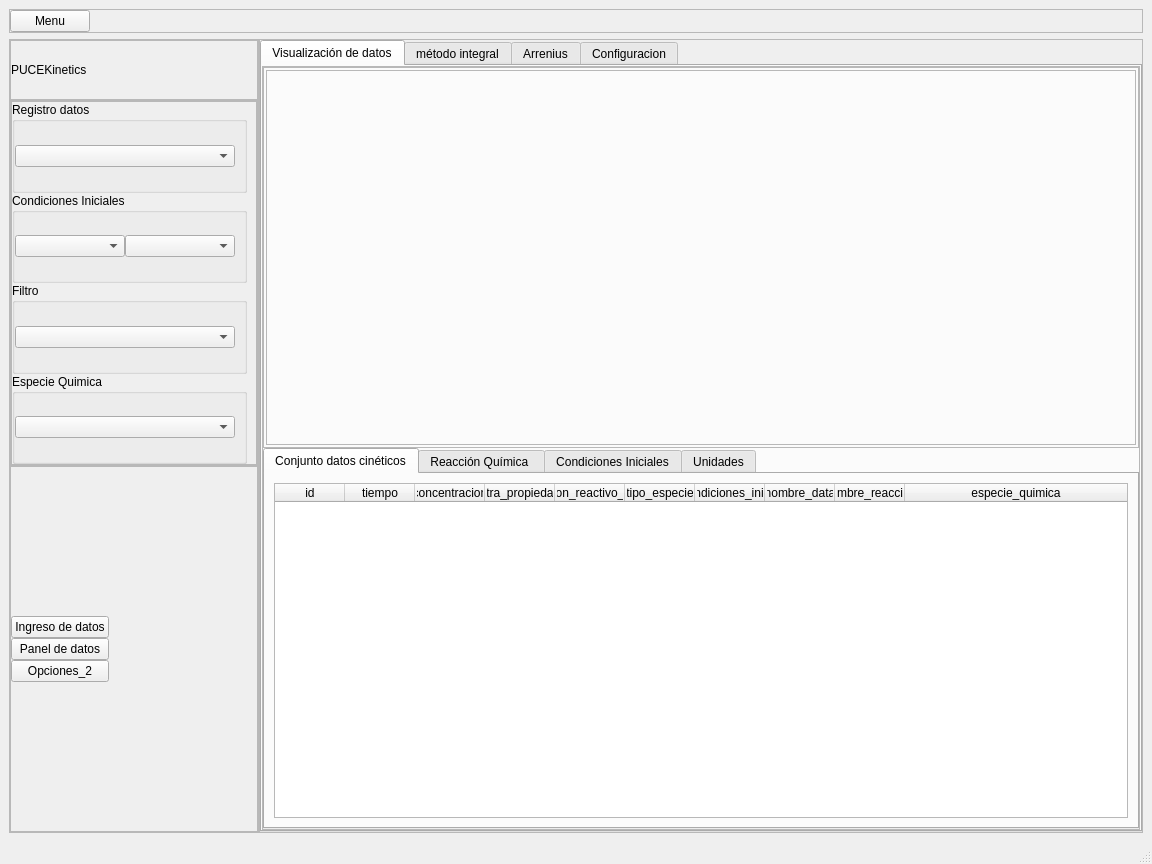
Before: the Qt Designer form dashboard_v3.ui in JuandresPUCE/tesis_pyqt_sqlite, drawn with Qt 5.
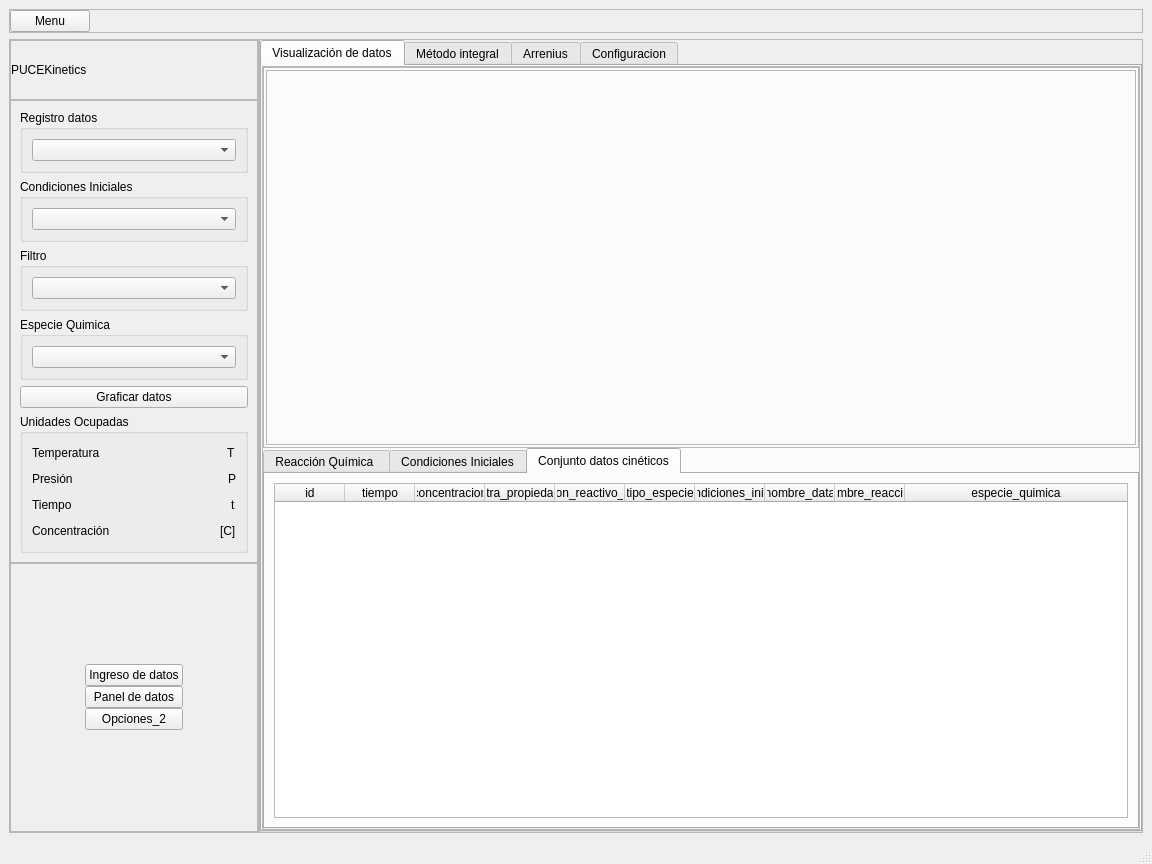
After: the same form once the commit is applied.

Commit message: revisando dashboard

Diff of the .ui file:
```diff
--- a/dashboard_v3.ui
+++ b/dashboard_v3.ui
@@ -193,140 +193,196 @@
              <enum>QFrame::Raised</enum>
             </property>
             <layout class="QVBoxLayout" name="verticalLayout_3">
-             <property name="spacing">
-              <number>0</number>
-             </property>
-             <property name="leftMargin">
-              <number>0</number>
-             </property>
-             <property name="topMargin">
-              <number>0</number>
-             </property>
-             <property name="rightMargin">
-              <number>0</number>
-             </property>
-             <property name="bottomMargin">
-              <number>0</number>
-             </property>
              <item>
-              <widget class="QFrame" name="frame_6">
-               <property name="frameShape">
-                <enum>QFrame::StyledPanel</enum>
-               </property>
-               <property name="frameShadow">
-                <enum>QFrame::Raised</enum>
+              <widget class="QGroupBox" name="groupBox_2">
+               <property name="title">
+                <string>Registro datos</string>
                </property>
                <layout class="QVBoxLayout" name="verticalLayout_9">
-                <property name="spacing">
-                 <number>0</number>
-                </property>
-                <property name="leftMargin">
-                 <number>0</number>
-                </property>
-                <property name="topMargin">
-                 <number>0</number>
-                </property>
-                <property name="bottomMargin">
-                 <number>0</number>
-                </property>
                 <item>
-                 <widget class="QGroupBox" name="groupBox">
-                  <property name="title">
-                   <string>Registro datos</string>
-                  </property>
-                  <layout class="QVBoxLayout" name="verticalLayout_8">
-                   <property name="spacing">
-                    <number>0</number>
-                   </property>
-                   <property name="leftMargin">
-                    <number>0</number>
-                   </property>
-                   <property name="topMargin">
-                    <number>0</number>
-                   </property>
-                   <property name="bottomMargin">
-                    <number>0</number>
-                   </property>
-                   <item>
-                    <widget class="QComboBox" name="registro_datos_box"/>
-                   </item>
-                  </layout>
-                 </widget>
+                 <widget class="QComboBox" name="registro_datos_box"/>
                 </item>
+               </layout>
+              </widget>
+             </item>
+             <item>
+              <widget class="QGroupBox" name="groupBox_17">
+               <property name="title">
+                <string>Condiciones Iniciales</string>
+               </property>
+               <layout class="QHBoxLayout" name="horizontalLayout_8">
                 <item>
-                 <widget class="QGroupBox" name="groupBox_2">
-                  <property name="title">
-                   <string>Condiciones Iniciales</string>
-                  </property>
-                  <layout class="QHBoxLayout" name="horizontalLayout_8">
-                   <property name="spacing">
-                    <number>0</number>
-                   </property>
-                   <property name="leftMargin">
-                    <number>0</number>
-                   </property>
-                   <property name="topMargin">
-                    <number>0</number>
-                   </property>
-                   <property name="bottomMargin">
-                    <number>0</number>
-                   </property>
-                   <item>
-                    <widget class="QComboBox" name="filtro_datos_box_3"/>
-                   </item>
-                   <item>
-                    <widget class="QComboBox" name="condiciones_iniciales_box"/>
-                   </item>
-                  </layout>
-                 </widget>
+                 <widget class="QComboBox" name="filtro_datos_box_3"/>
                 </item>
+               </layout>
+              </widget>
+             </item>
+             <item>
+              <widget class="QGroupBox" name="groupBox_3">
+               <property name="title">
+                <string>Filtro</string>
+               </property>
+               <layout class="QVBoxLayout" name="verticalLayout_13">
                 <item>
-                 <widget class="QGroupBox" name="groupBox_3">
-                  <property name="title">
-                   <string>Filtro</string>
-                  </property>
-                  <layout class="QVBoxLayout" name="verticalLayout_13">
-                   <property name="spacing">
-                    <number>0</number>
-                   </property>
-                   <property name="leftMargin">
-                    <number>0</number>
-                   </property>
-                   <property name="topMargin">
-                    <number>0</number>
-                   </property>
-                   <property name="bottomMargin">
-                    <number>0</number>
-                   </property>
-                   <item>
-                    <widget class="QComboBox" name="filtro_datos_box"/>
-                   </item>
-                  </layout>
-                 </widget>
+                 <widget class="QComboBox" name="filtro_datos_box"/>
                 </item>
+               </layout>
+              </widget>
+             </item>
+             <item>
+              <widget class="QGroupBox" name="groupBox_4">
+               <property name="title">
+                <string>Especie Quimica</string>
+               </property>
+               <layout class="QVBoxLayout" name="verticalLayout_16">
                 <item>
-                 <widget class="QGroupBox" name="groupBox_4">
-                  <property name="title">
-                   <string>Especie Quimica</string>
-                  </property>
-                  <layout class="QVBoxLayout" name="verticalLayout_16">
-                   <property name="spacing">
-                    <number>0</number>
-                   </property>
-                   <property name="leftMargin">
-                    <number>0</number>
-                   </property>
-                   <property name="topMargin">
-                    <number>0</number>
-                   </property>
-                   <property name="bottomMargin">
-                    <number>0</number>
-                   </property>
-                   <item>
-                    <widget class="QComboBox" name="filtro_datos_box_2"/>
-                   </item>
-                  </layout>
-                 </widget>
+                 <widget class="QComboBox" name="filtro_datos_box_2"/>
+                </item>
+               </layout>
+              </widget>
+             </item>
+             <item>
+              <widget class="QPushButton" name="graficar_datos_btn">
+               <property name="text">
+                <string>Graficar datos</string>
+               </property>
+              </widget>
+             </item>
+             <item>
+              <widget class="QGroupBox" name="groupBox">
+               <property name="title">
+                <string>Unidades Ocupadas</string>
+               </property>
+               <layout class="QVBoxLayout" name="verticalLayout_19">
+                <item>
+                 <layout class="QHBoxLayout" name="horizontalLayout_17">
+                  <item>
+                   <widget class="QLabel" name="temp_u_e">
+                    <property name="text">
+                     <string>Temperatura</string>
+                    </property>
+                   </widget>
+                  </item>
+                  <item>
+                   <spacer name="horizontalSpacer_10">
+                    <property name="orientation">
+                     <enum>Qt::Horizontal</enum>
+                    </property>
+                    <property name="sizeHint" stdset="0">
+                     <size>
+                      <width>40</width>
+                      <height>20</height>
+                     </size>
+                    </property>
+                   </spacer>
+                  </item>
+                  <item>
+                   <widget class="QLabel" name="temp_u_l">
+                    <property name="layoutDirection">
+                     <enum>Qt::LeftToRight</enum>
+                    </property>
+                    <property name="text">
+                     <string>T</string>
+                    </property>
+                   </widget>
+                  </item>
+                 </layout>
+                </item>
+                <item>
+                 <layout class="QHBoxLayout" name="horizontalLayout_18">
+                  <item>
+                   <widget class="QLabel" name="p_u_e">
+                    <property name="text">
+                     <string>Presión</string>
+                    </property>
+                   </widget>
+                  </item>
+                  <item>
+                   <spacer name="horizontalSpacer_11">
+                    <property name="orientation">
+                     <enum>Qt::Horizontal</enum>
+                    </property>
+                    <property name="sizeHint" stdset="0">
+                     <size>
+                      <width>40</width>
+                      <height>20</height>
+                     </size>
+                    </property>
+                   </spacer>
+                  </item>
+                  <item>
+                   <widget class="QLabel" name="p_u_l">
+                    <property name="text">
+                     <string>P</string>
+                    </property>
+                   </widget>
+                  </item>
+                 </layout>
+                </item>
+                <item>
+                 <layout class="QHBoxLayout" name="horizontalLayout_19">
+                  <item>
+                   <widget class="QLabel" name="t_u_e">
+                    <property name="text">
+                     <string>Tiempo</string>
+                    </property>
+                   </widget>
+                  </item>
+                  <item>
+                   <spacer name="horizontalSpacer_12">
+                    <property name="orientation">
+                     <enum>Qt::Horizontal</enum>
+                    </property>
+                    <property name="sizeHint" stdset="0">
+                     <size>
+                      <width>40</width>
+                      <height>20</height>
+                     </size>
+                    </property>
+                   </spacer>
+                  </item>
+                  <item>
+                   <widget class="QLabel" name="t_u_label">
+                    <property name="layoutDirection">
+                     <enum>Qt::LeftToRight</enum>
+                    </property>
+                    <property name="text">
+                     <string>t</string>
+                    </property>
+                   </widget>
+                  </item>
+                 </layout>
+                </item>
+                <item>
+                 <layout class="QHBoxLayout" name="horizontalLayout_20">
+                  <item>
+                   <widget class="QLabel" name="c_u_e">
+                    <property name="text">
+                     <string>Concentración</string>
+                    </property>
+                   </widget>
+                  </item>
+                  <item>
+                   <spacer name="horizontalSpacer_13">
+                    <property name="orientation">
+                     <enum>Qt::Horizontal</enum>
+                    </property>
+                    <property name="sizeHint" stdset="0">
+                     <size>
+                      <width>40</width>
+                      <height>20</height>
+                     </size>
+                    </property>
+                   </spacer>
+                  </item>
+                  <item>
+                   <widget class="QLabel" name="c_u_label">
+                    <property name="text">
+                     <string>[C]</string>
+                    </property>
+                   </widget>
+                  </item>
+                 </layout>
                 </item>
                </layout>
               </widget>
@@ -360,6 +416,19 @@
              </property>
              <item>
               <layout class="QHBoxLayout" name="horizontalLayout_3">
+               <item>
+                <spacer name="horizontalSpacer_14">
+                 <property name="orientation">
+                  <enum>Qt::Horizontal</enum>
+                 </property>
+                 <property name="sizeHint" stdset="0">
+                  <size>
+                   <width>40</width>
+                   <height>20</height>
+                  </size>
+                 </property>
+                </spacer>
+               </item>
                <item>
                 <layout class="QVBoxLayout" name="verticalLayout_4">
                  <property name="spacing">
@@ -615,87 +684,8 @@
                  <item>
                   <widget class="QTabWidget" name="tabWidget_2">
                    <property name="currentIndex">
-                    <number>0</number>
+                    <number>2</number>
                    </property>
-                   <widget class="QWidget" name="datos_cineticos_tab">
-                    <attribute name="title">
-                     <string>Conjunto datos cinéticos</string>
-                    </attribute>
-                    <layout class="QHBoxLayout" name="horizontalLayout_6">
-                     <item>
-                      <widget class="QTableWidget" name="datos_cineticos_tabla">
-                       <property name="focusPolicy">
-                        <enum>Qt::NoFocus</enum>
-                       </property>
-                       <property name="showGrid">
-                        <bool>false</bool>
-                       </property>
-                       <attribute name="horizontalHeaderMinimumSectionSize">
-                        <number>50</number>
-                       </attribute>
-                       <attribute name="horizontalHeaderDefaultSectionSize">
-                        <number>70</number>
-                       </attribute>
-                       <attribute name="horizontalHeaderStretchLastSection">
-                        <bool>true</bool>
-                       </attribute>
-                       <attribute name="verticalHeaderVisible">
-                        <bool>false</bool>
-                       </attribute>
-                       <column>
-                        <property name="text">
-                         <string>id</string>
-                        </property>
-                       </column>
-                       <column>
-                        <property name="text">
-                         <string>tiempo</string>
-                        </property>
-                       </column>
-                       <column>
-                        <property name="text">
-                         <string>concentracion</string>
-                        </property>
-                       </column>
-                       <column>
-                        <property name="text">
-                         <string>otra_propiedad</string>
-                        </property>
-                       </column>
-                       <column>
-                        <property name="text">
-                         <string>conversion_reactivo_limitante</string>
-                        </property>
-                       </column>
-                       <column>
-                        <property name="text">
-                         <string>tipo_especie</string>
-                        </property>
-                       </column>
-                       <column>
-                        <property name="text">
-                         <string>id_condiciones_iniciales</string>
-                        </property>
-                       </column>
-                       <column>
-                        <property name="text">
-                         <string>nombre_data</string>
-                        </property>
-                       </column>
-                       <column>
-                        <property name="text">
-                         <string>nombre_reaccion</string>
-                        </property>
-                       </column>
-                       <column>
-                        <property name="text">
-                         <string>especie_quimica</string>
-                        </property>
-                       </column>
-                      </widget>
-                     </item>
-                    </layout>
-                   </widget>
                    <widget class="QWidget" name="reaccion_quimica_tab">
                     <attribute name="title">
                      <string>Reacción Química </string>
@@ -839,13 +829,13 @@
                      </item>
                     </layout>
                    </widget>
-                   <widget class="QWidget" name="tab_4">
+                   <widget class="QWidget" name="datos_cineticos_tab">
                     <attribute name="title">
-                     <string>Unidades</string>
+                     <string>Conjunto datos cinéticos</string>
                     </attribute>
-                    <layout class="QVBoxLayout" name="verticalLayout_17">
+                    <layout class="QHBoxLayout" name="horizontalLayout_6">
                      <item>
-                      <widget class="QTableWidget" name="registro_unidades_tabla">
+                      <widget class="QTableWidget" name="datos_cineticos_tabla">
                        <property name="focusPolicy">
                         <enum>Qt::NoFocus</enum>
                        </property>
@@ -871,17 +861,7 @@
                        </column>
                        <column>
                         <property name="text">
-                         <string>presion</string>
-                        </property>
-                       </column>
-                       <column>
-                        <property name="text">
-                         <string>temperatura</string>
-                        </property>
-                       </column>
-                       <column>
-                        <property name="text">
-                         <string>nombre_data</string>
+                         <string>tiempo</string>
                         </property>
                        </column>
                        <column>
@@ -891,12 +871,22 @@
                        </column>
                        <column>
                         <property name="text">
-                         <string>energia</string>
+                         <string>otra_propiedad</string>
                         </property>
                        </column>
                        <column>
                         <property name="text">
-                         <string>r</string>
+                         <string>conversion_reactivo_limitante</string>
+                        </property>
+                       </column>
+                       <column>
+                        <property name="text">
+                         <string>tipo_especie</string>
+                        </property>
+                       </column>
+                       <column>
+                        <property name="text">
+                         <string>id_condiciones_iniciales</string>
                         </property>
                        </column>
                        <column>
@@ -904,6 +894,16 @@
                          <string>nombre_data</string>
                         </property>
                        </column>
+                       <column>
+                        <property name="text">
+                         <string>nombre_reaccion</string>
+                        </property>
+                       </column>
+                       <column>
+                        <property name="text">
+                         <string>especie_quimica</string>
+                        </property>
+                       </column>
                       </widget>
                      </item>
                     </layout>
@@ -917,7 +917,7 @@
             </widget>
             <widget class="QWidget" name="mi_tab">
              <attribute name="title">
-              <string>método integral</string>
+              <string>Método integral</string>
              </attribute>
              <layout class="QVBoxLayout" name="verticalLayout_15">
               <item>
```
The commit also changes 4 other files.
